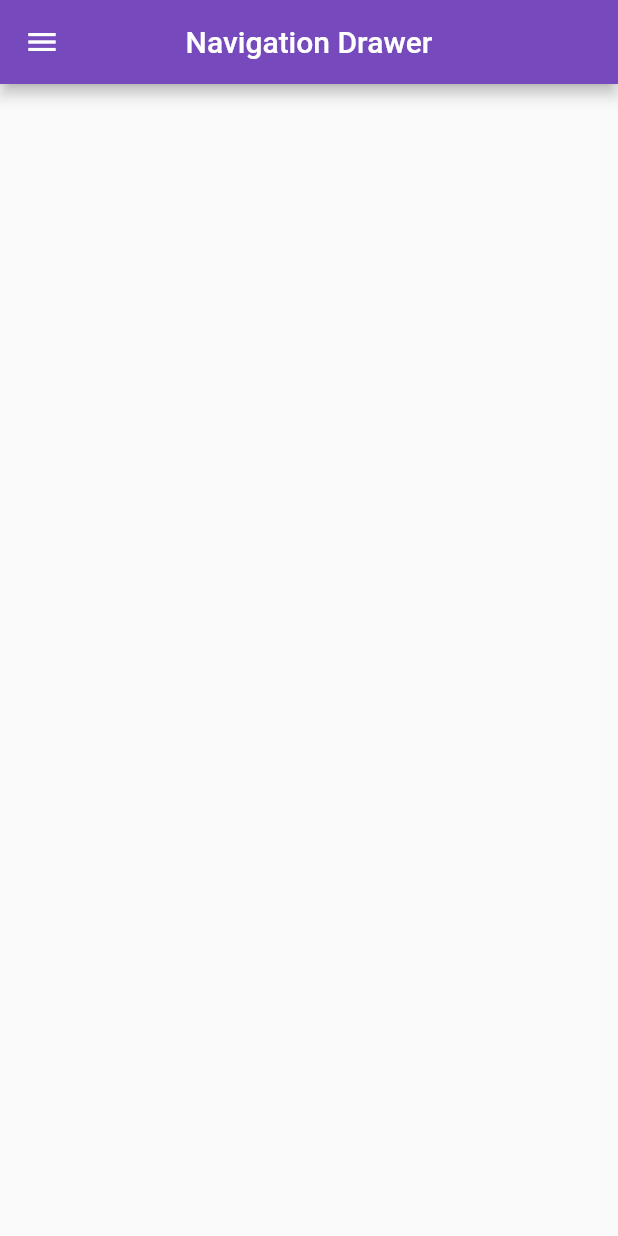
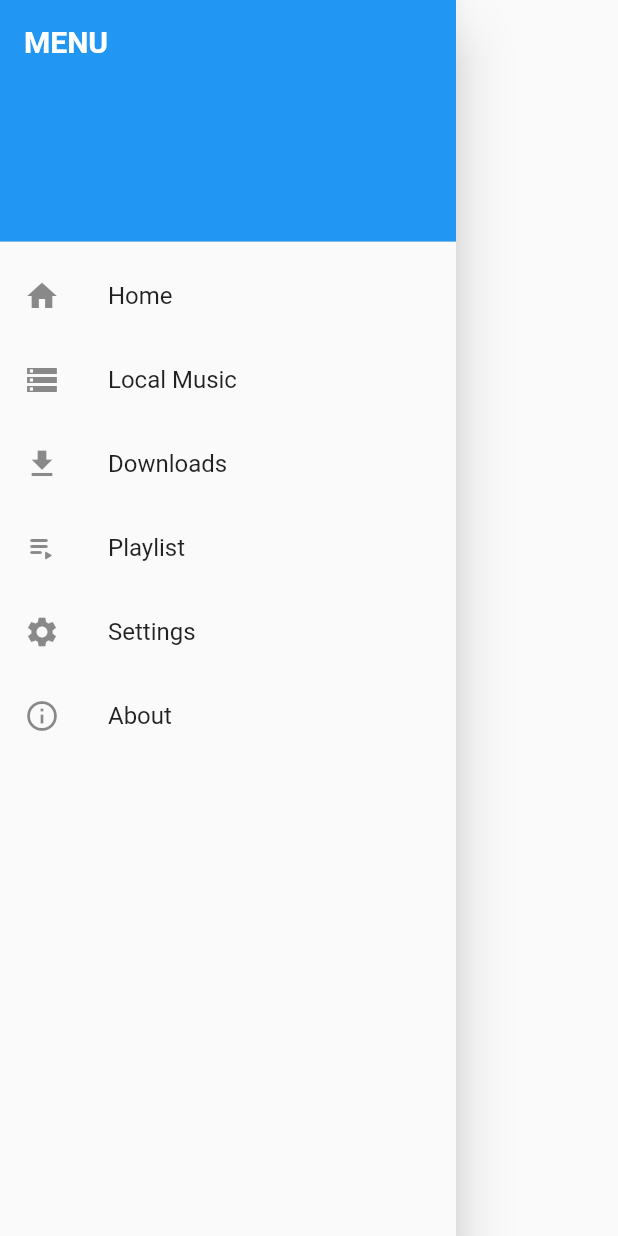
Before and after one commit to EncryptoCyphers/Rhythm, a Flutter app: the DrawerMenu widget shown alone on an empty page, opened directly, on a phone screen of 412 x 824 dp. Run offline on Flutter 3.47's test engine with Material 2 defaults, Android fonts, the phone set to English and light mode, and no system bars; our stand-ins replace animated_splash_screen, on_audio_query, permission_handler, smooth_page_indicator.

Commit message:
Added Drawer Menu

```diff
--- a/lib/drawerMenu.dart
+++ b/lib/drawerMenu.dart
@@ -5,15 +5,7 @@ class DrawerMenu extends StatelessWidget {
 
   @override
   Widget build(BuildContext context) {
-    return Scaffold(
-      appBar: AppBar(
-        centerTitle: true,
-        title: const Text(
-          'Navigation Drawer',
-        ),
-        backgroundColor: const Color(0xff764abc),
-      ),
-      drawer: Drawer(
+    return Drawer(
       child: ListView(
         // Important: Remove any padding from the ListView.
         padding: EdgeInsets.zero,
@@ -22,38 +14,69 @@ class DrawerMenu extends StatelessWidget {
             decoration: BoxDecoration(
               color: Colors.blue,
             ),
-              child: Text('Drawer Header'),
+            child: Text('MENU',
+                style: TextStyle(
+                  color: Colors.white,
+                  fontSize: 20,
+                  fontWeight: FontWeight.bold,
+                )),
           ),
           ListTile(
             leading: const Icon(
-                Icons.info,
+              Icons.home,
             ),
-              title: const Text('Page 1'),
+            title: const Text('Home'),
             onTap: () {
               Navigator.pop(context);
             },
           ),
           ListTile(
             leading: const Icon(
-                Icons.search,
+              Icons.storage,
             ),
-              title: const Text('Page 2'),
+            title: const Text('Local Music'),
+            onTap: () {
+              Navigator.pop(context);
+            },
+          ),
+          ListTile(
+            leading: const Icon(
+              Icons.download,
+            ),
+            title: const Text('Downloads'),
+            onTap: () {
+              Navigator.pop(context);
+            },
+          ),
+          ListTile(
+            leading: const Icon(
+              Icons.playlist_play_rounded,
+            ),
+            title: const Text('Playlist'),
+            onTap: () {
+              Navigator.pop(context);
+            },
+          ),
+          ListTile(
+            leading: const Icon(
+              Icons.settings,
+            ),
+            title: const Text('Settings'),
+            onTap: () {
+              Navigator.pop(context);
+            },
+          ),
+          ListTile(
+            leading: const Icon(
+              Icons.info_outline,
+            ),
+            title: const Text('About'),
             onTap: () {
               Navigator.pop(context);
             },
           ),
         ],
       ),
-      ),
-      body: Center(
-        child: Column(
-          children: const [
-            SizedBox(
-              height: 50,
-            ),
-          ],
-        ),
-      ),
     );
   }
 }
--- a/lib/fetch_songs.dart
+++ b/lib/fetch_songs.dart
@@ -14,6 +14,7 @@ class Tracks extends StatefulWidget {
 class _TracksState extends State<Tracks> {
   @override
   void initState() {
+    // ignore: todo
     // TODO: implement initState
     super.initState();
     requestPermission();
--- a/lib/main.dart
+++ b/lib/main.dart
@@ -1,8 +1,6 @@
 import 'package:animated_splash_screen/animated_splash_screen.dart';
 import 'package:flutter/material.dart';
 import 'package:music_player_app/onboarding_screen.dart';
-import './fetch_songs.dart';
-import './home_page.dart';
 
 void main() {
   runApp(const MyApp());
```
Also changed, not shown: lib/home_page.dart (+10 -30 lines), lib/onboarding_screen.dart (+49 -57 lines), images/listen_to_music.png (added), images/playlist.png (added). Lines whose indentation alone changed are shown as unchanged.
